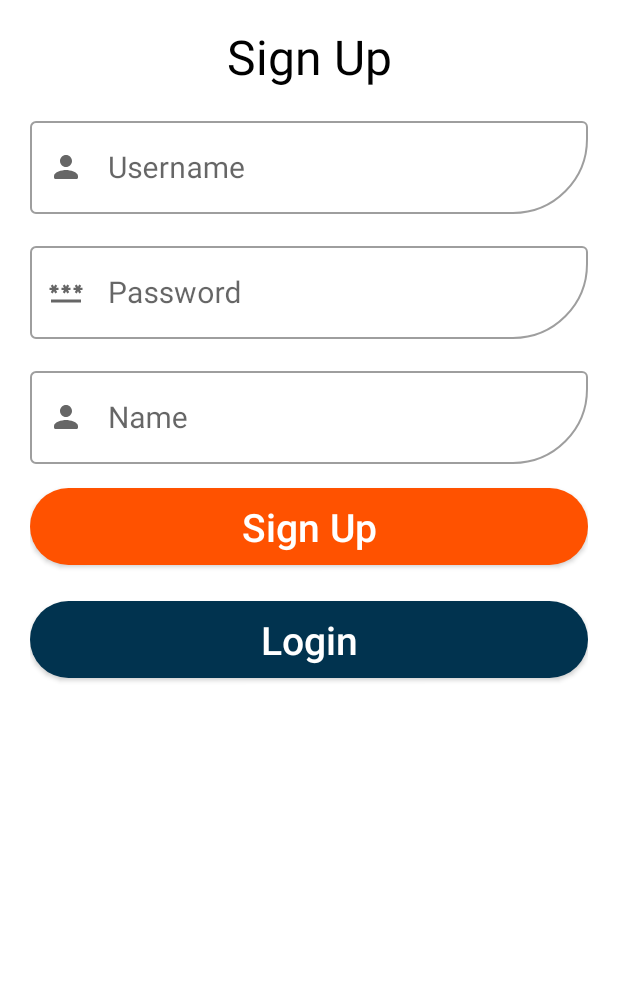
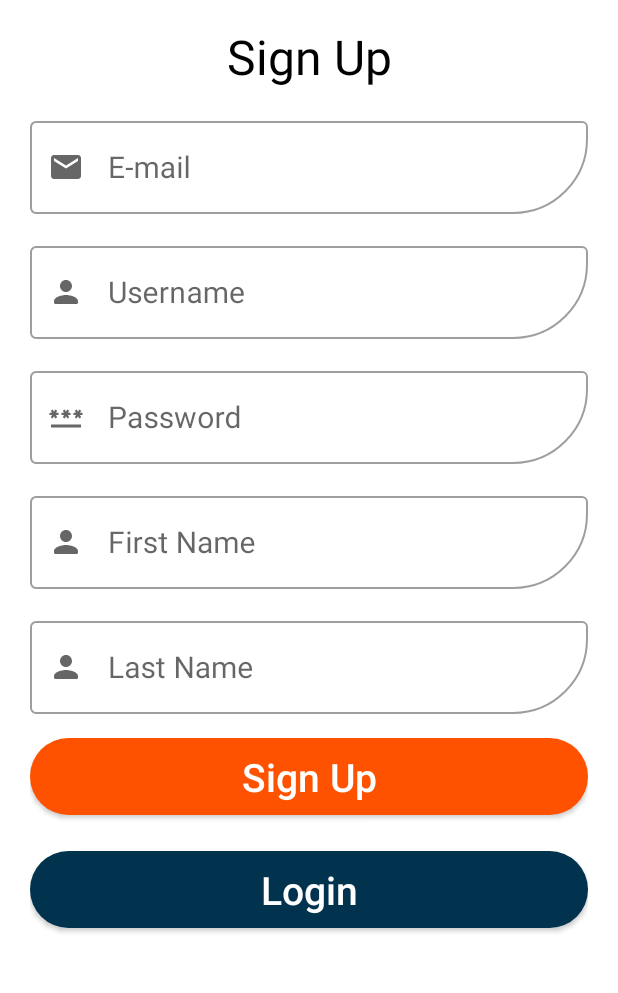
Before and after one commit to jayeshsingh45/fagito_minor_project_android_client, an Android app: the SignupFragment screen opened through its navigation route, on a phone screen of 412 x 824 dp, the part 104-1097 px from its top. Run offline under Robolectric (Android 15) with nearby library versions, the phone set to English and light mode, and no system bars; libraries missing offline, so code that uses them is left out: com.skydoves.sandwich; network calls fail; 1 statement that could not run was skipped.

Commit message:
signup fragment is completed.

```diff
--- a/app/src/main/java/com/nexlatech/fagito/SignupAllergyFragment.kt
+++ b/app/src/main/java/com/nexlatech/fagito/SignupAllergyFragment.kt
@@ -170,8 +170,7 @@ class SignupAllergyFragment : Fragment() {
     }
 
     private fun signUpAllergy(allergyCode: Int, allergyName: String){
-//        val jsonToken = getJsonTokenSharedPreferences()
-        val jsonToken = "eyJhbGciOiJIUzI1NiIsInR5cCI6IkpXVCJ9.eyJ1c2VyTmFtZSI6InRlc3QxMCIsImlhdCI6MTY2ODI5Mjc4NiwiZXhwIjoxNjk5ODI4Nzg2fQ.o3H3GUxK4dPit9VaD8ANPD8BY66jCoF-ZpH5vvYWbak"
+        val jsonToken = getJsonTokenSharedPreferences()
 
         if (jsonToken != null) {
             mainViewModel.signUpAllergy(jsonToken, allergyCode, allergyName)
--- a/app/src/main/java/com/nexlatech/fagito/api/fagitoService.kt
+++ b/app/src/main/java/com/nexlatech/fagito/api/fagitoService.kt
@@ -31,6 +31,11 @@ interface FagitoService {
         @Header("access-token") token: String
     ): Response<FoodRecommendationModel>
 
+    @POST("/fagito_minor_project_1.0/authentication/signup")
+    suspend fun signUp(
+        @Body signUpSend: SignUpSend
+    ): Response<SignUpResponse>
+
     @POST("/fagito_minor_project_1.0/authentication/signupAllergy")
     suspend fun singUpAllergy(
         @Header("access-token") token: String,
--- /dev/null
+++ b/app/src/main/java/com/nexlatech/fagito/models/ContentXXXXXX.kt
@@ -0,0 +1,5 @@
+package com.nexlatech.fagito.models
+
+data class ContentXXXXXX(
+    val accessToken: String
+)
--- /dev/null
+++ b/app/src/main/java/com/nexlatech/fagito/models/SignUpResponse.kt
@@ -0,0 +1,6 @@
+package com.nexlatech.fagito.models
+
+data class SignUpResponse(
+    val apiVersion: String,
+    val postRequest: PostRequestXXXXX
+)
--- a/app/src/main/res/layout/fragment_signup.xml
+++ b/app/src/main/res/layout/fragment_signup.xml
@@ -44,80 +44,6 @@
             app:layout_constraintStart_toStartOf="parent"
             app:layout_constraintTop_toBottomOf="@+id/imageView" />
 
-        <com.google.android.material.textfield.TextInputLayout
-            android:id="@+id/outlinedTextField"
-            style="@style/Widget.MaterialComponents.TextInputLayout.OutlinedBox"
-            android:layout_width="match_parent"
-            android:layout_height="wrap_content"
-            android:layout_marginTop="16dp"
-            android:hint="@string/username"
-            app:boxCornerRadiusBottomEnd="50dp"
-            app:layout_constraintEnd_toEndOf="parent"
-            app:layout_constraintHorizontal_bias="0.5"
-            app:layout_constraintStart_toStartOf="parent"
-            app:layout_constraintTop_toBottomOf="@+id/tvSignup"
-            app:startIconContentDescription="@string/username"
-            app:startIconDrawable="@drawable/ic_person">
-
-            <com.google.android.material.textfield.TextInputEditText
-                android:id="@+id/tiUsername"
-                android:layout_width="match_parent"
-                android:layout_height="wrap_content"
-                android:inputType="textEmailAddress"
-                android:textColor="#000000"
-                android:textSize="20sp" />
-
-        </com.google.android.material.textfield.TextInputLayout>
-
-
-        <com.google.android.material.textfield.TextInputLayout
-            android:id="@+id/outlinedTextField2"
-            style="@style/Widget.MaterialComponents.TextInputLayout.OutlinedBox"
-            android:layout_width="match_parent"
-            android:layout_height="wrap_content"
-            android:layout_marginTop="16dp"
-            android:hint="@string/password"
-            app:boxCornerRadiusBottomEnd="50dp"
-            app:layout_constraintEnd_toEndOf="parent"
-            app:layout_constraintHorizontal_bias="0.5"
-            app:layout_constraintStart_toStartOf="parent"
-            app:layout_constraintTop_toBottomOf="@+id/outlinedTextField"
-            app:startIconContentDescription="@string/password"
-            app:startIconDrawable="@drawable/ic_password">
-
-            <com.google.android.material.textfield.TextInputEditText
-                android:id="@+id/tiPassword"
-                android:layout_width="match_parent"
-                android:layout_height="wrap_content"
-                android:inputType="textPassword"
-                android:textColorHint="#78909C"
-                android:textSize="20sp" />
-
-        </com.google.android.material.textfield.TextInputLayout>
-
-
-        <com.google.android.material.textfield.TextInputLayout
-            android:id="@+id/outlinedTextField3"
-            style="@style/Widget.MaterialComponents.TextInputLayout.OutlinedBox"
-            android:layout_width="match_parent"
-            android:layout_height="wrap_content"
-            android:layout_marginTop="16dp"
-            android:hint="@string/name"
-            app:boxCornerRadiusBottomEnd="50dp"
-            app:layout_constraintEnd_toEndOf="parent"
-            app:layout_constraintStart_toStartOf="parent"
-            app:layout_constraintTop_toBottomOf="@+id/outlinedTextField2"
-            app:startIconContentDescription="@string/username"
-            app:startIconDrawable="@drawable/ic_person">
-
-            <com.google.android.material.textfield.TextInputEditText
-                android:id="@+id/tiName"
-                android:layout_width="match_parent"
-                android:layout_height="wrap_content"
-                android:inputType="textEmailAddress"
-                android:textColor="#000000"
-                android:textSize="20sp" />
-        </com.google.android.material.textfield.TextInputLayout>
 
         <androidx.appcompat.widget.AppCompatButton
             android:id="@+id/acbSignUp"
@@ -131,9 +57,8 @@
             android:textColor="#FFFFFF"
             android:textSize="26sp"
             app:layout_constraintEnd_toEndOf="parent"
-            app:layout_constraintHorizontal_bias="0.4"
             app:layout_constraintStart_toStartOf="parent"
-            app:layout_constraintTop_toBottomOf="@+id/outlinedTextField3" />
+            app:layout_constraintTop_toBottomOf="@+id/lastName" />
 
         <androidx.appcompat.widget.AppCompatButton
             android:id="@+id/acbLogin"
@@ -147,9 +72,127 @@
             android:textColor="#FFFFFF"
             android:textSize="26sp"
             app:layout_constraintEnd_toEndOf="parent"
-            app:layout_constraintHorizontal_bias="1.0"
+            app:layout_constraintHorizontal_bias="0.6"
             app:layout_constraintStart_toStartOf="parent"
             app:layout_constraintTop_toBottomOf="@+id/acbSignUp" />
+
+        <com.google.android.material.textfield.TextInputLayout
+            android:id="@+id/outlinedTextField3"
+            style="@style/Widget.MaterialComponents.TextInputLayout.OutlinedBox"
+            android:layout_width="match_parent"
+            android:layout_height="wrap_content"
+            android:layout_marginTop="16dp"
+            android:hint="@string/first_name"
+            app:boxCornerRadiusBottomEnd="50dp"
+            app:layout_constraintEnd_toEndOf="parent"
+            app:layout_constraintHorizontal_bias="0.4"
+            app:layout_constraintStart_toStartOf="parent"
+            app:layout_constraintTop_toBottomOf="@+id/outlinedTextField2"
+            app:startIconContentDescription="@string/username"
+            app:startIconDrawable="@drawable/ic_person">
+
+            <com.google.android.material.textfield.TextInputEditText
+                android:id="@+id/tiFirstName"
+                android:layout_width="match_parent"
+                android:layout_height="wrap_content"
+                android:inputType="textEmailAddress"
+                android:textColor="#000000"
+                android:textSize="20sp" />
+        </com.google.android.material.textfield.TextInputLayout>
+
+        <com.google.android.material.textfield.TextInputLayout
+            android:id="@+id/outlinedTextField2"
+            style="@style/Widget.MaterialComponents.TextInputLayout.OutlinedBox"
+            android:layout_width="match_parent"
+            android:layout_height="wrap_content"
+            android:layout_marginTop="16dp"
+            android:hint="@string/password"
+            app:boxCornerRadiusBottomEnd="50dp"
+            app:layout_constraintEnd_toEndOf="parent"
+            app:layout_constraintHorizontal_bias="0.4"
+            app:layout_constraintStart_toStartOf="parent"
+            app:layout_constraintTop_toBottomOf="@+id/outlinedTextField"
+            app:startIconContentDescription="@string/password"
+            app:startIconDrawable="@drawable/ic_password">
+
+            <com.google.android.material.textfield.TextInputEditText
+                android:id="@+id/tiPassword"
+                android:layout_width="match_parent"
+                android:layout_height="wrap_content"
+                android:inputType="textPassword"
+                android:textColorHint="#78909C"
+                android:textSize="20sp" />
+        </com.google.android.material.textfield.TextInputLayout>
+
+        <com.google.android.material.textfield.TextInputLayout
+            android:id="@+id/outlinedTextField"
+            style="@style/Widget.MaterialComponents.TextInputLayout.OutlinedBox"
+            android:layout_width="match_parent"
+            android:layout_height="wrap_content"
+            android:layout_marginTop="16dp"
+            android:hint="@string/username"
+            app:boxCornerRadiusBottomEnd="50dp"
+            app:layout_constraintEnd_toEndOf="parent"
+            app:layout_constraintStart_toStartOf="parent"
+            app:layout_constraintTop_toBottomOf="@+id/email"
+            app:startIconContentDescription="@string/username"
+            app:startIconDrawable="@drawable/ic_person">
+
+            <com.google.android.material.textfield.TextInputEditText
+                android:id="@+id/tiUsername"
+                android:layout_width="match_parent"
+                android:layout_height="wrap_content"
+                android:inputType="textEmailAddress"
+                android:textColor="#000000"
+                android:textSize="20sp" />
+        </com.google.android.material.textfield.TextInputLayout>
+
+        <com.google.android.material.textfield.TextInputLayout
+            android:id="@+id/email"
+            style="@style/Widget.MaterialComponents.TextInputLayout.OutlinedBox"
+            android:layout_width="match_parent"
+            android:layout_height="wrap_content"
+            android:layout_marginTop="16dp"
+            android:hint="@string/email"
+            app:boxCornerRadiusBottomEnd="50dp"
+            app:layout_constraintEnd_toEndOf="parent"
+            app:layout_constraintHorizontal_bias="0.225"
+            app:layout_constraintStart_toStartOf="parent"
+            app:layout_constraintTop_toBottomOf="@+id/tvSignup"
+            app:startIconContentDescription="@string/username"
+            app:startIconDrawable="@drawable/ic_email">
+
+            <com.google.android.material.textfield.TextInputEditText
+                android:id="@+id/tiEmail"
+                android:layout_width="match_parent"
+                android:layout_height="wrap_content"
+                android:inputType="textEmailAddress"
+                android:textColor="#000000"
+                android:textSize="20sp" />
+        </com.google.android.material.textfield.TextInputLayout>
+
+        <com.google.android.material.textfield.TextInputLayout
+            android:id="@+id/lastName"
+            style="@style/Widget.MaterialComponents.TextInputLayout.OutlinedBox"
+            android:layout_width="match_parent"
+            android:layout_height="wrap_content"
+            android:layout_marginTop="16dp"
+            android:hint="@string/last_name"
+            app:boxCornerRadiusBottomEnd="50dp"
+            app:layout_constraintEnd_toEndOf="parent"
+            app:layout_constraintStart_toStartOf="parent"
+            app:layout_constraintTop_toBottomOf="@+id/outlinedTextField3"
+            app:startIconContentDescription="@string/username"
+            app:startIconDrawable="@drawable/ic_person">
+
+            <com.google.android.material.textfield.TextInputEditText
+                android:id="@+id/tiLastName"
+                android:layout_width="match_parent"
+                android:layout_height="wrap_content"
+                android:inputType="textEmailAddress"
+                android:textColor="#000000"
+                android:textSize="20sp" />
+        </com.google.android.material.textfield.TextInputLayout>
 
     </androidx.constraintlayout.widget.ConstraintLayout>
 
--- a/app/src/main/res/values-night/strings.xml
+++ b/app/src/main/res/values-night/strings.xml
@@ -24,4 +24,6 @@
     <string name="sulphite">Sulphite</string>
     <string name="please_pay_attention">Please pay attention!</string>
     <string name="got_it">Got it!</string>
+    <string name="last_name">Last Name</string>
+    <string name="first_name">First Name</string>
 </resources>
--- a/app/src/main/res/values/strings.xml
+++ b/app/src/main/res/values/strings.xml
@@ -27,5 +27,7 @@
     <string name="sulphite">Sulphite</string>
     <string name="please_pay_attention">Please pay attention!</string>
     <string name="got_it">Got it!</string>
+    <string name="last_name">Last Name</string>
+    <string name="first_name">First Name</string>
     "
 </resources>
```
Also changed, not shown: app/src/main/java/com/nexlatech/fagito/SignupFragment.kt (+59 -1 lines), app/src/main/java/com/nexlatech/fagito/SingupAvoidFragment.kt (+11 -2 lines), app/src/main/java/com/nexlatech/fagito/models/PostRequestXXXXX.kt (added, +9 -0 lines), app/src/main/java/com/nexlatech/fagito/models/SignUpSend.kt (added, +9 -0 lines), app/src/main/java/com/nexlatech/fagito/repository/FagitoRepository.kt (+26 -0 lines), app/src/main/java/com/nexlatech/fagito/viewmodel/MainViewModel.kt (+9 -0 lines).
